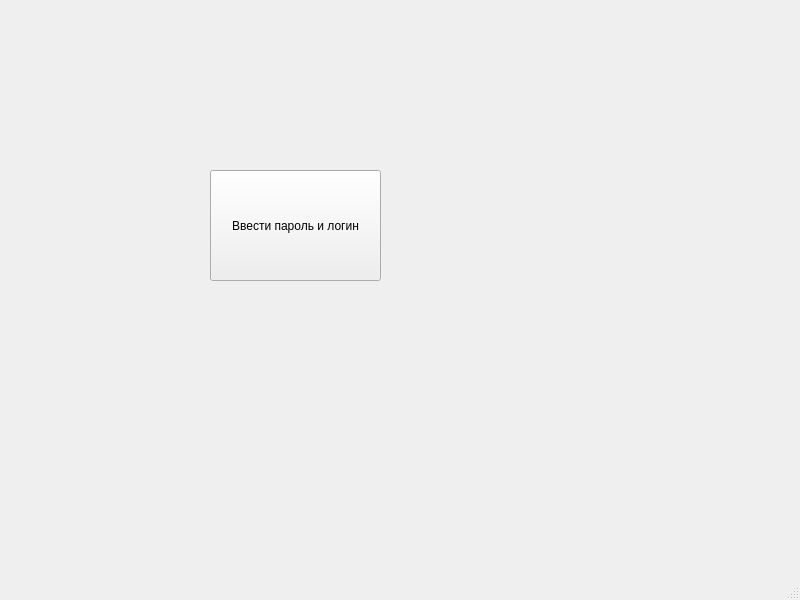
The window that mainwindow.ui (germanal2k4/PasswordLine) describes before a commit, drawn with Qt 5.
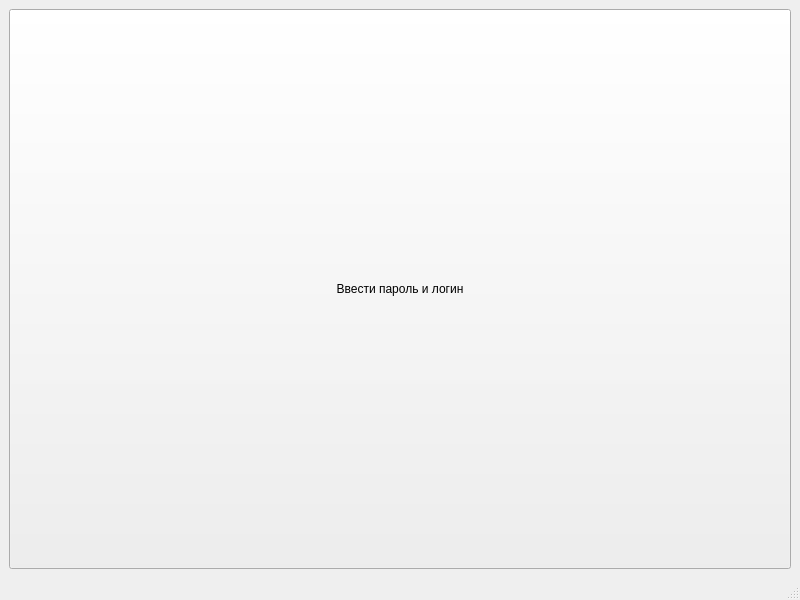
The same window after the commit.

Commit message: Fixed regexp, fixed icon, fixed cmake, updated dialogs

The edit to the form file:
```diff
--- a/mainwindow.ui
+++ b/mainwindow.ui
@@ -14,19 +14,21 @@
    <string>MainWindow</string>
   </property>
   <widget class="QWidget" name="centralwidget">
+   <layout class="QVBoxLayout" name="verticalLayout">
+    <item>
    <widget class="QPushButton" name="pushButton">
-    <property name="geometry">
-     <rect>
-      <x>210</x>
-      <y>170</y>
-      <width>171</width>
-      <height>111</height>
-     </rect>
+      <property name="sizePolicy">
+       <sizepolicy hsizetype="MinimumExpanding" vsizetype="MinimumExpanding">
+        <horstretch>0</horstretch>
+        <verstretch>0</verstretch>
+       </sizepolicy>
     </property>
     <property name="text">
      <string>Ввести пароль и логин</string>
     </property>
    </widget>
+    </item>
+   </layout>
   </widget>
   <widget class="QMenuBar" name="menubar">
    <property name="geometry">
```
Left out of the diff: 2 changed lines with no effect on the pictures. Lines whose indentation alone changed are shown as unchanged. The commit also changes 7 other files.
